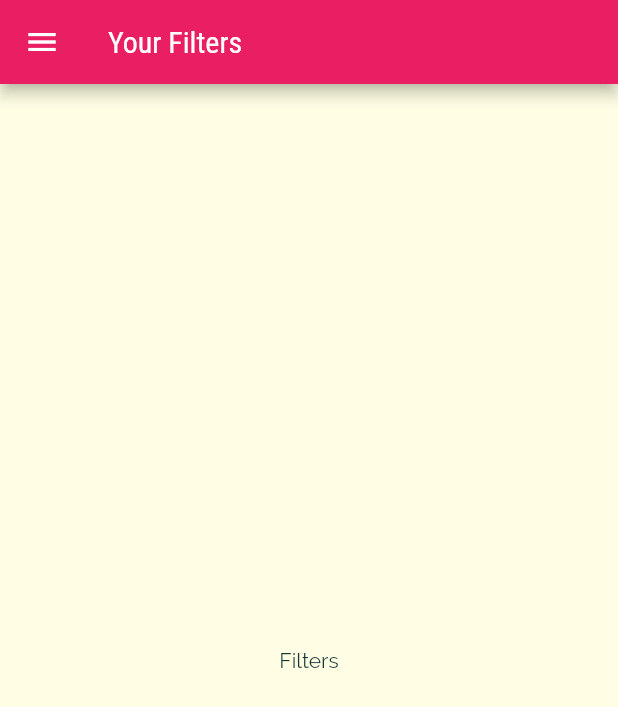
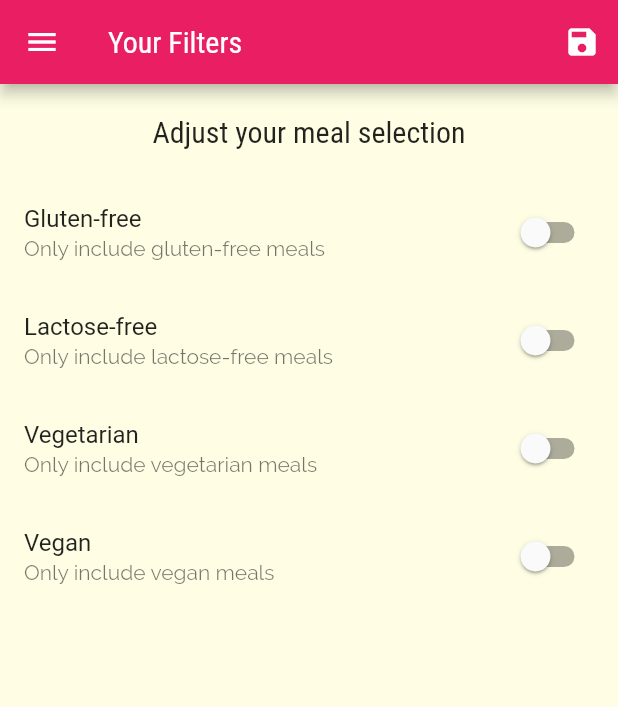
Before and after one commit to aimngx/meal-app, a Flutter app: the FilterScreen screen opened by its route, on a phone screen of 412 x 824 dp. Shown: the top 707 px of the screen. Run offline on Flutter 3.47's test engine with Material 2 defaults, Android fonts, the phone set to English and light mode, and no system bars.

Commit message:
add filter

```diff
--- a/lib/main.dart
+++ b/lib/main.dart
@@ -1,4 +1,6 @@
 import 'package:flutter/material.dart';
+import 'package:meal_app/dummy_data.dart';
+import 'package:meal_app/models/meal.dart';
 import 'package:meal_app/screens/categories_screen.dart';
 import 'package:meal_app/screens/category_meals_screen.dart';
 import 'package:meal_app/screens/filters_screen.dart';
@@ -7,8 +9,44 @@ import 'package:meal_app/screens/tabs_screen.dart';
 
 void main() => runApp(const MyApp());
 
-class MyApp extends StatelessWidget {
+class MyApp extends StatefulWidget {
   const MyApp({super.key});
+
+  @override
+  State<MyApp> createState() => _MyAppState();
+}
+
+class _MyAppState extends State<MyApp> {
+  Map<String, bool> _filters = {
+    'gluten': false,
+    'lactose': false,
+    'vegetarian': false,
+    'vegan': false,
+  };
+
+  List<Meal> _availableMeals = dummyMeals;
+
+  void _setFilters(Map<String, bool> filterData) {
+    setState(() {
+      _filters = filterData;
+
+      _availableMeals = dummyMeals.where((meal) {
+        if (_filters['gluten']! && !meal.isGlutenFree) {
+          return false; //return false if we dont want to include it in the list
+        }
+        if (_filters['lactose']! && !meal.isLactoseFree) {
+          return false;
+        }
+        if (_filters['vegetarian']! && !meal.isVegetarian) {
+          return false;
+        }
+        if (_filters['vegan']! && !meal.isVegan) {
+          return false;
+        }
+        return true;
+      }).toList();
+    });
+  }
 
   @override
   Widget build(BuildContext context) {
@@ -35,9 +73,14 @@ class MyApp extends StatelessWidget {
       ),
       home: const TabsScreen(),
       routes: {
-        CategoryMealsScreen.routeName: (context) => CategoryMealsScreen(),
+        CategoryMealsScreen.routeName: (context) => CategoryMealsScreen(
+              availableMeals: _availableMeals,
+            ),
         MealDetailScreen.routeName: (context) => MealDetailScreen(),
-        FilterScreen.routeName: (context) => FilterScreen(),
+        FilterScreen.routeName: (context) => FilterScreen(
+              saveFilters: _setFilters,
+              currentFilters: _filters,
+            ),
       },
       // onGenerateRoute: (settings) {
       //   return MaterialPageRoute(builder: ((context) => CategoriesScreen()));
--- a/lib/screens/category_meals_screen.dart
+++ b/lib/screens/category_meals_screen.dart
@@ -6,6 +6,9 @@ import 'package:meal_app/widgets/meal_item.dart';
 
 class CategoryMealsScreen extends StatefulWidget {
   static const routeName = '/category-meals';
+  final List<Meal> availableMeals;
+
+  const CategoryMealsScreen({super.key, required this.availableMeals});
 
   @override
   State<CategoryMealsScreen> createState() => _CategoryMealsScreenState();
@@ -31,7 +34,7 @@ class _CategoryMealsScreenState extends State<CategoryMealsScreen> {
           ModalRoute.of(context)?.settings.arguments as Map<String, String>;
       categoryTitle = routeArgs['title'];
       final categoryId = routeArgs['id'];
-      displayedMeal = dummyMeals.where(
+      displayedMeal = widget.availableMeals.where(
         (meal) {
           return meal.categories.contains(categoryId);
         },
--- a/lib/screens/filters_screen.dart
+++ b/lib/screens/filters_screen.dart
@@ -1,19 +1,135 @@
 import 'package:flutter/material.dart';
 import 'package:meal_app/widgets/main_drawer.dart';
 
-class FilterScreen extends StatelessWidget {
+class FilterScreen extends StatefulWidget {
   static const routeName = '/filters';
-  const FilterScreen({super.key});
+  final Function saveFilters;
+  final Map<String, bool> currentFilters;
+
+  const FilterScreen(
+      {super.key, required this.saveFilters, required this.currentFilters});
+
+  @override
+  State<FilterScreen> createState() => _FilterScreenState();
+}
+
+class _FilterScreenState extends State<FilterScreen> {
+  bool _glutenFree = false;
+  bool _vegetarian = false;
+  bool _vegan = false;
+  bool _lactoseFree = false;
+
+  @override
+  void initState() {
+    // TODO: implement initState
+    _glutenFree = widget.currentFilters['gluten']!;
+    _vegetarian = widget.currentFilters['vegetarian']!;
+    _vegan = widget.currentFilters['vegan']!;
+    _lactoseFree = widget.currentFilters['lactose']!;
+    super.initState();
+  }
+
+  Widget _buildSwitchListTile(
+    String title,
+    String description,
+    bool currentValue,
+    Function(bool) updateValue,
+  ) {
+    return SwitchListTile(
+      activeColor: Theme.of(context).colorScheme.secondary,
+      title: Text(title),
+      value: currentValue,
+      subtitle: Text(description),
+      onChanged: updateValue,
+    );
+  }
 
   @override
   Widget build(BuildContext context) {
     return Scaffold(
       appBar: AppBar(
         title: Text('Your Filters'),
+        actions: [
+          IconButton(
+              onPressed: () {
+                final selectedFilters = {
+                  'gluten': _glutenFree,
+                  'lactose': _lactoseFree,
+                  'vegetarian': _vegetarian,
+                  'vegan': _vegan,
+                };
+                widget.saveFilters(selectedFilters);
+              },
+              icon: Icon(
+                Icons.save,
+              ))
+        ],
       ),
       drawer: MainDrawer(),
-      body: Center(
-        child: Text('Filters'),
+      body: Column(
+        children: [
+          Container(
+            padding: EdgeInsets.all(20),
+            child: Text(
+              'Adjust your meal selection',
+              style: Theme.of(context).textTheme.headline6,
+            ),
+          ),
+          Expanded(
+            child: ListView(
+              children: [
+                _buildSwitchListTile(
+                  'Gluten-free',
+                  'Only include gluten-free meals',
+                  _glutenFree,
+                  (newValue) {
+                    setState(
+                      () {
+                        _glutenFree = newValue;
+                      },
+                    );
+                  },
+                ),
+                _buildSwitchListTile(
+                  'Lactose-free',
+                  'Only include lactose-free meals',
+                  _lactoseFree,
+                  (newValue) {
+                    setState(
+                      () {
+                        _lactoseFree = newValue;
+                      },
+                    );
+                  },
+                ),
+                _buildSwitchListTile(
+                  'Vegetarian',
+                  'Only include vegetarian meals',
+                  _vegetarian,
+                  (newValue) {
+                    setState(
+                      () {
+                        _vegetarian = newValue;
+                      },
+                    );
+                  },
+                ),
+                _buildSwitchListTile(
+                  'Vegan',
+                  'Only include vegan meals',
+                  _vegan,
+                  (newValue) {
+                    setState(
+                      () {
+                        _vegan = newValue;
+                      },
+                    );
+                  },
+                ),
+              ],
+            ),
+          )
+        ],
       ),
     );
   }
```
